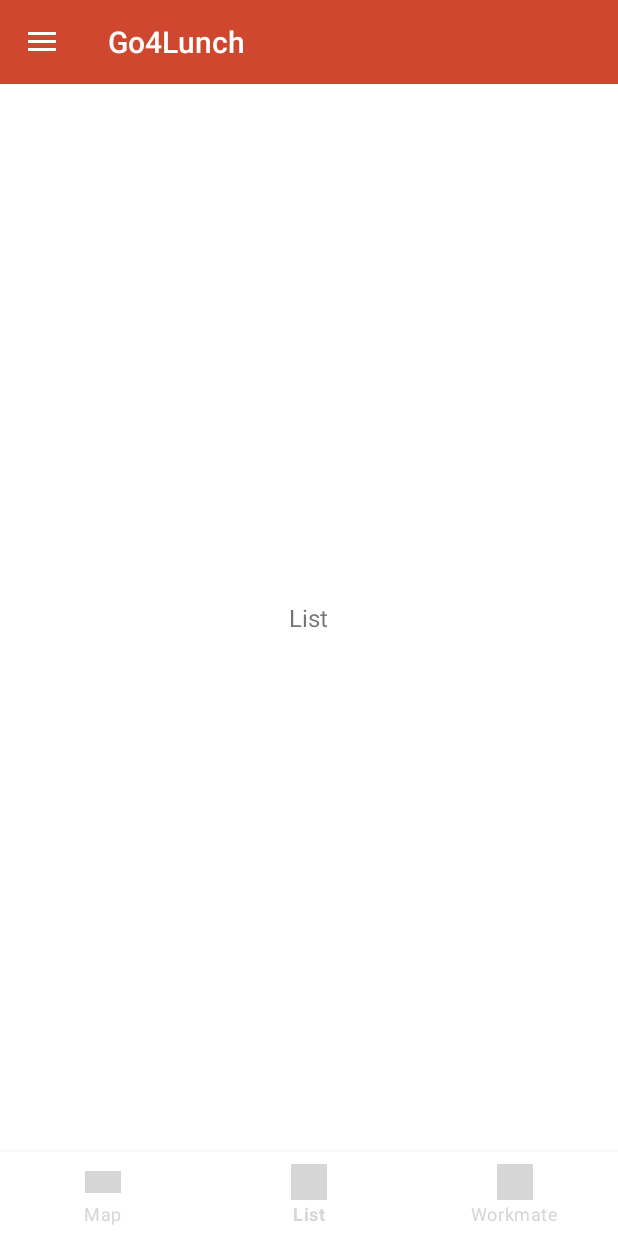
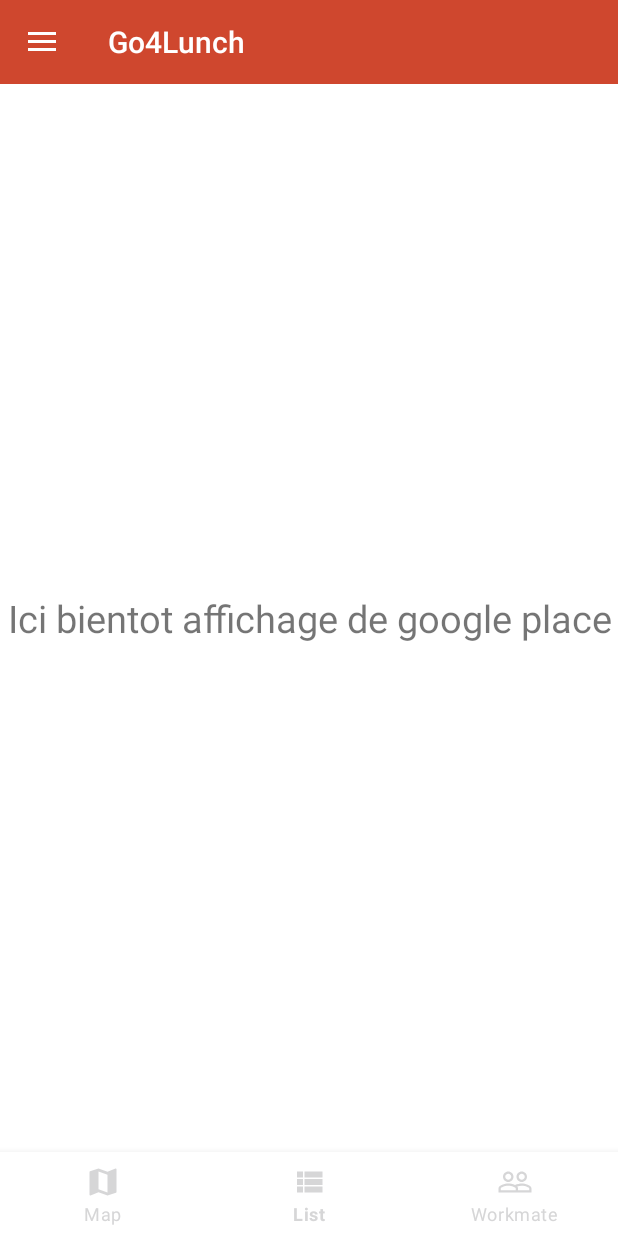
Before and after one commit to Calinnor/Go4LunchHome, an Android app: the screen it shows after launch once a user with an empty profile is signed in (MainActivity), item 2 of the bottom bar chosen, on a phone screen of 412 x 824 dp. Run offline under Robolectric (Android 15) with nearby library versions, the phone set to English and light mode, and no system bars; our stand-ins replace ButterKnife, Firebase (no records; nobody signed in at launch, a user with empty details on screens opened directly); libraries missing offline, so code that uses them is left out: com.firebase.ui.

Commit message:
Add fragments views, modify methods for calling fragments

```diff
--- a/app/src/main/java/com/cirederf/go4lunch/Controllers/Activities/MainActivity.java
+++ b/app/src/main/java/com/cirederf/go4lunch/Controllers/Activities/MainActivity.java
@@ -20,6 +20,9 @@ import androidx.fragment.app.Fragment;
 import com.bumptech.glide.Glide;
 import com.bumptech.glide.request.RequestOptions;
 import com.cirederf.go4lunch.Controllers.BaseActivity.BaseActivity;
+import com.cirederf.go4lunch.Controllers.Fragments.ListRestaurantsFragment;
+import com.cirederf.go4lunch.Controllers.Fragments.MapFragment;
+import com.cirederf.go4lunch.Controllers.Fragments.WorkmatesFragment;
 import com.cirederf.go4lunch.Controllers.Fragments.YourLunchFragment;
 import com.cirederf.go4lunch.R;
 import com.firebase.ui.auth.AuthUI;
@@ -39,18 +42,13 @@ public class MainActivity extends BaseActivity implements NavigationView.OnNavig
     DrawerLayout drawerLayout;
     @BindView(R.id.activity_main_nav_view)
     NavigationView navigationView;
-
-    private Fragment yourLunchFragment;
+    @BindView(R.id.bottom_navigation)
+    BottomNavigationView mBottomNavigationView;
 
     private static final int ITEM_MENU_LOGOUT = 0;
     private static final int FRAGMENT_SETTINGS = 1;
     private static final int FRAGMENT_YOUR_LUNCH = 2;
     private static final int SIGN_OUT_TASK = 10;
-
-    @BindView(R.id.bottom_navigation)
-    BottomNavigationView mBottomNavigationView;
-    @BindView(R.id.content_name)
-    TextView tvContenName;
 
     @Override
     public int getActivityLayout() {
@@ -64,8 +62,8 @@ public class MainActivity extends BaseActivity implements NavigationView.OnNavig
         this.configureToolbar();
         this.configureNavigationDrawer();
         this.configureDrawerLayout();
-      //  this.showDefaultFragment();
-        this.updateUi();
+        this.updateCurrentUserUi();
+        this.showSelectedFragment(R.id.main_content, MapFragment.newInstance());
     }
 
 
@@ -82,17 +80,17 @@ public class MainActivity extends BaseActivity implements NavigationView.OnNavig
     protected FirebaseUser getCurrentUser(){ return FirebaseAuth.getInstance().getCurrentUser(); }
 
     //Get data
-    private void updateUsername(TextView textViewUsernameToUpdate){
+    private void updateCurrentUsername(TextView textViewUsernameToUpdate){
         String username = TextUtils.isEmpty(this.getCurrentUser().getDisplayName()) ? getString(R.string.info_no_username_found) : this.getCurrentUser().getDisplayName();
         textViewUsernameToUpdate.setText(username);
     }
 
-    private void updateUserMail(TextView textViewUserMailToUpdate){
+    private void updateCurrentUserMail(TextView textViewUserMailToUpdate){
         String email = TextUtils.isEmpty(this.getCurrentUser().getEmail()) ? getString(R.string.info_no_email_found) : this.getCurrentUser().getEmail();
         textViewUserMailToUpdate.setText(email);
     }
 
-    private void updateUserPicture(ImageView imageViewUserPictureToUpdate){
+    private void updateCurrentUserPicture(ImageView imageViewUserPictureToUpdate){
         Glide.with(this)
                 .load(this.getCurrentUser().getPhotoUrl())
                 .apply(RequestOptions.circleCropTransform())
@@ -100,7 +98,7 @@ public class MainActivity extends BaseActivity implements NavigationView.OnNavig
     }
 
     //Logout
-    private void signOutUserFromFirebase(){
+    private void signOutCurrentUserFromFirebase(){
         AuthUI.getInstance()
                 .signOut(this)
                 .addOnSuccessListener(this, this.updateUIAfterRESTRequestsCompleted(SIGN_OUT_TASK));
@@ -122,15 +120,15 @@ public class MainActivity extends BaseActivity implements NavigationView.OnNavig
     }
 
     //Update UI
-    private void updateUi(){
+    private void updateCurrentUserUi(){
         NavigationView navigationView = findViewById(R.id.activity_main_nav_view);
         View headerView = navigationView.getHeaderView(0);
         TextView navUsername = headerView.findViewById(R.id.nav_header_username_txt);
         TextView navUserMail = headerView.findViewById(R.id.nav_header_user_email_txt);
         ImageView navUserPicture = headerView.findViewById(R.id.nav_header_user_picture);
-        this.updateUsername(navUsername);
-        this.updateUserMail(navUserMail);
-        this.updateUserPicture(navUserPicture);
+        this.updateCurrentUsername(navUsername);
+        this.updateCurrentUserMail(navUserMail);
+        this.updateCurrentUserPicture(navUserPicture);
     }
 
 
@@ -148,27 +146,30 @@ public class MainActivity extends BaseActivity implements NavigationView.OnNavig
                 .setPositiveButton(R.string.popup_message_choice_yes, new DialogInterface.OnClickListener() {
                     @Override
                     public void onClick(DialogInterface dialogInterface, int i) {
-                        signOutUserFromFirebase();
+                        signOutCurrentUserFromFirebase();
                     }
                 })
                 .setNegativeButton(R.string.popup_message_choice_no, null)
                 .show();
     }
 
-    //BottomNavigation
+    /**
+     * Configure BottomNavigation
+     */
+
     private void configureBottomNavigationView() {
         mBottomNavigationView.setOnNavigationItemSelectedListener(new BottomNavigationView.OnNavigationItemSelectedListener() {//new bottomnavigationview with setOn
             @Override
             public boolean onNavigationItemSelected(@NonNull MenuItem item) {
-                switch (item.getItemId()){
-                    case R.id.home:
-                        tvContenName.setText(R.string.bottom_navigation_menu_map);
+                switch (item.getItemId()) {
+                    case R.id.map:
+                        showSelectedFragment(R.id.map, MapFragment.newInstance());
                         return true;
-                    case R.id.chat:
-                        tvContenName.setText(R.string.bottom_navigation_menu_list);
+                    case R.id.list:
+                        showSelectedFragment(R.id.list, ListRestaurantsFragment.newInstance());
                         return true;
-                    case R.id.profil:
-                        tvContenName.setText(R.string.bottom_navigation_menu_workmate);
+                    case R.id.workmates:
+                        showSelectedFragment(R.id.workmates, WorkmatesFragment.newInstance());
                         return true;
                 }
                 return false;
@@ -176,7 +177,10 @@ public class MainActivity extends BaseActivity implements NavigationView.OnNavig
         });
     }
 
-    //DrawerNavigation
+    /**
+     * Configure DrawerNavigation
+     */
+
     @Override
     public boolean onNavigationItemSelected(@NonNull MenuItem item) {
         int id = item.getItemId();
@@ -205,7 +209,7 @@ public class MainActivity extends BaseActivity implements NavigationView.OnNavig
             case FRAGMENT_SETTINGS:
                 break;
             case FRAGMENT_YOUR_LUNCH:
-                this.showYourLunchFragment();
+                this.showSelectedFragment(R.id.fragment_your_lunch, YourLunchFragment.newInstance());
                 break;
             default:
                 break;
@@ -224,22 +228,23 @@ public class MainActivity extends BaseActivity implements NavigationView.OnNavig
     /**
      * CONFIGURATION
      */
+
     protected void configureToolbar(){
         setSupportActionBar(toolbar);
     }
 
-    private void configureDrawerLayout(){
+    private void configureDrawerLayout() {
         ActionBarDrawerToggle toogle = new ActionBarDrawerToggle(this, drawerLayout, toolbar, R.string.navigation_drawer_open, R.string.navigation_drawer_close);
         drawerLayout.addDrawerListener(toogle);
         toogle.syncState();
     }
 
-    private void configureNavigationDrawer(){
+    private void configureNavigationDrawer() {
         navigationView.setNavigationItemSelectedListener(this);//with setNavigation
     }
     //TODO find the difference between set and setOnNavigation and try to merge the two method similare but not equals
 
-    // Configure item menu views as fragments views and a first fragment view
+    // Configure fragments view : selected (is default)
     private void startTransactionFragment(Fragment fragment) {
         if (!fragment.isVisible()) {
             getSupportFragmentManager().beginTransaction()
@@ -247,10 +252,11 @@ public class MainActivity extends BaseActivity implements NavigationView.OnNavig
         }
     }
 
-    private void showYourLunchFragment(){
-        if (this.yourLunchFragment == null) this.yourLunchFragment = YourLunchFragment.newInstance();
-        this.startTransactionFragment(this.yourLunchFragment);
+    private void showSelectedFragment(Integer integer, Fragment fragment) {
+        Fragment visibleFragment = getSupportFragmentManager().findFragmentById(integer);
+        if (visibleFragment == null) {
+            this.startTransactionFragment(fragment);
+        }
     }
 
-
 }
--- /dev/null
+++ b/app/src/main/java/com/cirederf/go4lunch/Controllers/Fragments/ListRestaurantsFragment.java
@@ -0,0 +1,24 @@
+package com.cirederf.go4lunch.Controllers.Fragments;
+
+import android.os.Bundle;
+
+import androidx.fragment.app.Fragment;
+
+import android.view.LayoutInflater;
+import android.view.View;
+import android.view.ViewGroup;
+
+import com.cirederf.go4lunch.R;
+
+public class ListRestaurantsFragment extends Fragment {
+    public static ListRestaurantsFragment newInstance() {
+        return (new ListRestaurantsFragment());
+    }
+
+    @Override
+    public View onCreateView(LayoutInflater inflater, ViewGroup container,
+                             Bundle savedInstanceState) {
+        // Inflate the layout for this fragment
+        return inflater.inflate(R.layout.fragment_list_restaurants, container, false);
+    }
+}
--- /dev/null
+++ b/app/src/main/java/com/cirederf/go4lunch/Controllers/Fragments/MapFragment.java
@@ -0,0 +1,26 @@
+package com.cirederf.go4lunch.Controllers.Fragments;
+
+import android.os.Bundle;
+
+import androidx.fragment.app.Fragment;
+
+import android.view.LayoutInflater;
+import android.view.View;
+import android.view.ViewGroup;
+
+import com.cirederf.go4lunch.R;
+
+
+public class MapFragment extends Fragment {
+
+    public static MapFragment newInstance() {
+        return (new MapFragment());
+    }
+
+    @Override
+    public View onCreateView(LayoutInflater inflater, ViewGroup container,
+                             Bundle savedInstanceState) {
+        // Inflate the layout for this fragment
+        return inflater.inflate(R.layout.fragment_map, container, false);
+    }
+}
--- /dev/null
+++ b/app/src/main/res/drawable/ic_baseline_map_24.xml
@@ -0,0 +1,10 @@
+<vector xmlns:android="http://schemas.android.com/apk/res/android"
+    android:width="24dp"
+    android:height="24dp"
+    android:viewportWidth="24"
+    android:viewportHeight="24"
+    android:tint="?attr/colorControlNormal">
+  <path
+      android:fillColor="@android:color/white"
+      android:pathData="M20.5,3l-0.16,0.03L15,5.1 9,3 3.36,4.9c-0.21,0.07 -0.36,0.25 -0.36,0.48V20.5c0,0.28 0.22,0.5 0.5,0.5l0.16,-0.03L9,18.9l6,2.1 5.64,-1.9c0.21,-0.07 0.36,-0.25 0.36,-0.48V3.5c0,-0.28 -0.22,-0.5 -0.5,-0.5zM15,19l-6,-2.11V5l6,2.11V19z"/>
+</vector>
--- /dev/null
+++ b/app/src/main/res/drawable/ic_baseline_people_outline_24.xml
@@ -0,0 +1,10 @@
+<vector xmlns:android="http://schemas.android.com/apk/res/android"
+    android:width="24dp"
+    android:height="24dp"
+    android:viewportWidth="24"
+    android:viewportHeight="24"
+    android:tint="?attr/colorControlNormal">
+  <path
+      android:fillColor="@android:color/white"
+      android:pathData="M16.5,13c-1.2,0 -3.07,0.34 -4.5,1 -1.43,-0.67 -3.3,-1 -4.5,-1C5.33,13 1,14.08 1,16.25L1,19h22v-2.75c0,-2.17 -4.33,-3.25 -6.5,-3.25zM12.5,17.5h-10v-1.25c0,-0.54 2.56,-1.75 5,-1.75s5,1.21 5,1.75v1.25zM21.5,17.5L14,17.5v-1.25c0,-0.46 -0.2,-0.86 -0.52,-1.22 0.88,-0.3 1.96,-0.53 3.02,-0.53 2.44,0 5,1.21 5,1.75v1.25zM7.5,12c1.93,0 3.5,-1.57 3.5,-3.5S9.43,5 7.5,5 4,6.57 4,8.5 5.57,12 7.5,12zM7.5,6.5c1.1,0 2,0.9 2,2s-0.9,2 -2,2 -2,-0.9 -2,-2 0.9,-2 2,-2zM16.5,12c1.93,0 3.5,-1.57 3.5,-3.5S18.43,5 16.5,5 13,6.57 13,8.5s1.57,3.5 3.5,3.5zM16.5,6.5c1.1,0 2,0.9 2,2s-0.9,2 -2,2 -2,-0.9 -2,-2 0.9,-2 2,-2z"/>
+</vector>
--- /dev/null
+++ b/app/src/main/res/drawable/ic_baseline_view_list_24.xml
@@ -0,0 +1,10 @@
+<vector xmlns:android="http://schemas.android.com/apk/res/android"
+    android:width="24dp"
+    android:height="24dp"
+    android:viewportWidth="24"
+    android:viewportHeight="24"
+    android:tint="?attr/colorControlNormal">
+  <path
+      android:fillColor="@android:color/white"
+      android:pathData="M4,14h4v-4L4,10v4zM4,19h4v-4L4,15v4zM4,9h4L8,5L4,5v4zM9,14h12v-4L9,10v4zM9,19h12v-4L9,15v4zM9,5v4h12L21,5L9,5z"/>
+</vector>
--- a/app/src/main/res/layout/activity_main.xml
+++ b/app/src/main/res/layout/activity_main.xml
@@ -10,92 +10,6 @@
     android:fitsSystemWindows="true"
     tools:openDrawer="start"
     tools:context=".Controllers.Activities.MainActivity">
-
-    <!-- 1 | MainActivity RootView -->
-<!--    <LinearLayout-->
-<!--        android:layout_width="match_parent"-->
-<!--        android:layout_height="match_parent"-->
-<!--        android:orientation="vertical"-->
-<!--        >-->
-
-<!--        <androidx.appcompat.widget.Toolbar-->
-<!--            android:id="@+id/activity_main_toolbar"-->
-<!--            android:layout_width="match_parent"-->
-<!--            android:layout_height="?attr/actionBarSize"-->
-<!--            android:background="?attr/colorPrimary"-->
-<!--            app:theme="@style/ToolBarStyle"/>-->
-
-<!--        &lt;!&ndash; FrameLayout for our fragments &ndash;&gt;-->
-<!--        <FrameLayout-->
-<!--            android:id="@+id/activity_main_frame_layout"-->
-<!--            android:layout_width="match_parent"-->
-<!--            android:layout_height="match_parent"/>-->
-
-<!--    </LinearLayout>-->
-
-<!--    <RelativeLayout-->
-<!--        android:layout_width="match_parent"-->
-<!--        android:layout_height="match_parent">-->
-
-<!--        <androidx.appcompat.widget.Toolbar-->
-<!--            android:id="@+id/activity_main_toolbar"-->
-<!--            android:layout_width="match_parent"-->
-<!--            android:layout_height="?attr/actionBarSize"-->
-<!--            android:background="?attr/colorPrimary"-->
-<!--            app:theme="@style/ToolBarStyle"/>-->
-
-<!--        <FrameLayout-->
-<!--            xmlns:android="http://schemas.android.com/apk/res/android"-->
-<!--            android:id="@+id/activity_main_frame_layout"-->
-<!--            android:layout_width="match_parent"-->
-<!--            android:layout_height="match_parent"-->
-<!--            android:layout_above="@id/activity_main_bottom_navigation"/>-->
-
-<!--        <com.google.android.material.bottomnavigation.BottomNavigationView-->
-<!--            android:id="@+id/activity_main_bottom_navigation"-->
-<!--            android:layout_width="match_parent"-->
-<!--            android:layout_height="wrap_content"-->
-<!--            android:layout_gravity="bottom"-->
-<!--            android:background="@color/colorAccent"-->
-<!--            app:itemIconTint="@drawable/bottom_navigation_colors"-->
-<!--            app:itemTextColor="@drawable/bottom_navigation_colors"-->
-<!--            app:menu="@menu/bottom_navigation_menu"-->
-<!--            android:layout_alignParentBottom="true" />-->
-
-<!--    </RelativeLayout>-->
-
-
-<!--    <com.google.android.material.navigation.NavigationView-->
-<!--        android:id="@+id/activity_main_nav_view"-->
-<!--        android:layout_width="wrap_content"-->
-<!--        android:layout_height="match_parent"-->
-<!--        android:layout_gravity="start"-->
-<!--        android:background="@color/nav_view_color"-->
-<!--        android:fitsSystemWindows="true"-->
-<!--        app:itemIconTint="@color/white"-->
-<!--        app:itemTextColor="@color/white"-->
-<!--        app:headerLayout="@layout/activity_main_nav_header"-->
-<!--        app:menu="@menu/activity_main_menu_drawer"-->
-<!--        >-->
-
-<!--        <androidx.constraintlayout.widget.ConstraintLayout-->
-<!--            android:layout_width="match_parent"-->
-<!--            android:layout_height="match_parent">-->
-
-<!--            <ImageView-->
-<!--                android:layout_width="wrap_content"-->
-<!--                android:layout_height="wrap_content"-->
-<!--                android:contentDescription="@null"-->
-<!--                android:fitsSystemWindows="true"-->
-<!--                android:src="@drawable/cup_of_tea"-->
-<!--                app:layout_constraintBottom_toBottomOf="parent"-->
-<!--                app:layout_constraintDimensionRatio="1:1"-->
-<!--                app:layout_constraintEnd_toEndOf="parent"-->
-<!--                app:layout_constraintStart_toStartOf="parent" />-->
-<!--        </androidx.constraintlayout.widget.ConstraintLayout>-->
-
-
-<!--    </com.google.android.material.navigation.NavigationView>-->
 
 <androidx.constraintlayout.widget.ConstraintLayout
     android:layout_width="match_parent"
@@ -119,14 +33,6 @@
         app:layout_constraintBottom_toTopOf="@id/bottom_navigation"
         app:layout_constraintTop_toTopOf="parent"
         android:layout_height="match_parent">
-
-        <TextView
-            android:id="@+id/content_name"
-            android:text="@string/tv_str_content_map"
-            android:layout_gravity="center"
-            android:textSize="16sp"
-            android:layout_width="wrap_content"
-            android:layout_height="wrap_content" />
     </FrameLayout>
 
     <com.google.android.material.bottomnavigation.BottomNavigationView
--- /dev/null
+++ b/app/src/main/res/layout/fragment_list_restaurants.xml
@@ -0,0 +1,16 @@
+<?xml version="1.0" encoding="utf-8"?>
+<FrameLayout xmlns:android="http://schemas.android.com/apk/res/android"
+    xmlns:tools="http://schemas.android.com/tools"
+    android:layout_width="match_parent"
+    android:layout_height="match_parent"
+    tools:context=".Controllers.Fragments.ListRestaurantsFragment">
+
+    <!-- TODO: Update blank fragment layout -->
+    <TextView
+        android:layout_width="match_parent"
+        android:layout_height="match_parent"
+        android:text="Ici bientot affichage de google place"
+        android:textSize="25sp"
+        android:gravity="center"/>
+
+</FrameLayout>
--- a/app/src/main/res/layout/fragment_settings.xml
+++ b/app/src/main/res/layout/fragment_settings.xml
@@ -1,6 +1,6 @@
 <?xml version="1.0" encoding="utf-8"?>
 <LinearLayout
-    android:id="@+id/fragment_news_rootview"
+    android:id="@+id/fragment_your_lunch"
     xmlns:android="http://schemas.android.com/apk/res/android"
     xmlns:tools="http://schemas.android.com/tools"
     android:layout_width="match_parent"
--- a/app/src/main/res/layout/fragment_your_lunch.xml
+++ b/app/src/main/res/layout/fragment_your_lunch.xml
@@ -1,6 +1,6 @@
 <?xml version="1.0" encoding="utf-8"?>
 <LinearLayout
-    android:id="@+id/fragment_news_rootview"
+    android:id="@+id/fragment_your_lunch"
     xmlns:android="http://schemas.android.com/apk/res/android"
     xmlns:tools="http://schemas.android.com/tools"
     android:layout_width="match_parent"
--- a/app/src/main/res/menu/bottom_nav_view_menu.xml
+++ b/app/src/main/res/menu/bottom_nav_view_menu.xml
@@ -1,18 +1,18 @@
 <?xml version="1.0" encoding="utf-8"?>
 <menu xmlns:android="http://schemas.android.com/apk/res/android">
     <item
-        android:id="@+id/home"
+        android:id="@+id/map"
         android:title="@string/bottom_navigation_menu_map"
-        android:icon="@drawable/logo_google"
+        android:icon="@drawable/ic_baseline_map_24"
         />
     <item
-        android:id="@+id/chat"
+        android:id="@+id/list"
         android:title="@string/bottom_navigation_menu_list"
-        android:icon="@drawable/facebook_logo"
+        android:icon="@drawable/ic_baseline_view_list_24"
         />
     <item
-        android:id="@+id/profil"
+        android:id="@+id/workmates"
         android:title="@string/bottom_navigation_menu_workmate"
-        android:icon="@drawable/twitter_logo"
+        android:icon="@drawable/ic_baseline_people_outline_24"
         />
 </menu>
```
Also changed, not shown: app/src/main/java/com/cirederf/go4lunch/Controllers/Fragments/WorkmatesFragment.java (added, +24 -0 lines), app/src/main/res/layout/fragment_map.xml (added, +17 -0 lines), app/src/main/res/layout/fragment_workmates.xml (added, +16 -0 lines), 1 other file. Lines whose indentation alone changed are shown as unchanged.
